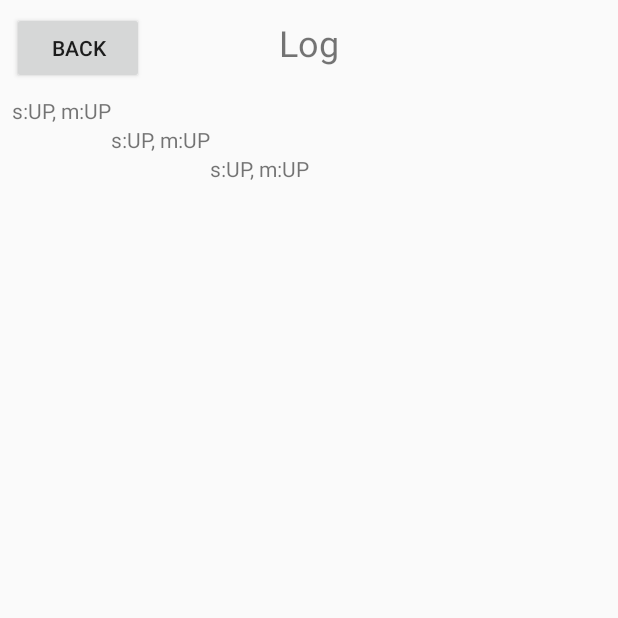
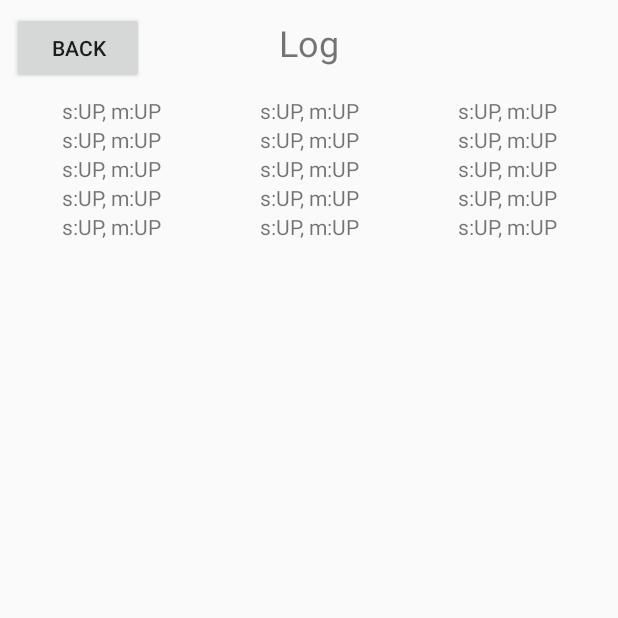
Before and after one commit to dkaznacheev/labyrinth, an Android app: the LogActivity screen opened directly, with no data from a screen before it, on a phone screen of 412 x 824 dp, the top half of it. Run offline under Robolectric (Android 15) with nearby library versions, the light colour scheme and no system bars.

Commit message:
fixed log issues

```diff
--- a/Labyrinth/app/src/main/java/ru/spbau/labyrinth/LogActivity.java
+++ b/Labyrinth/app/src/main/java/ru/spbau/labyrinth/LogActivity.java
@@ -2,6 +2,7 @@ package ru.spbau.labyrinth;
 
 import android.support.v7.app.AppCompatActivity;
 import android.os.Bundle;
+import android.view.Gravity;
 import android.view.View;
 import android.widget.Button;
 import android.widget.TableLayout;
@@ -35,7 +36,7 @@ public class LogActivity extends AppCompatActivity {
             for (int i = 0; i < 5; i++) {
                 Move[] turn = new Move[players];
                 for (int j = 0; j < players; j++) {
-                    turn[i] = new Move(DirectionChooseView.Direction.UP,
+                    turn[j] = new Move(DirectionChooseView.Direction.UP,
                             DirectionChooseView.Direction.UP);
                 }
                 moves.add(turn);
@@ -65,6 +66,7 @@ public class LogActivity extends AppCompatActivity {
                 TextView textView = new TextView(this);
                 Move move = gameLog.getMove(i, j);
                 textView.setText(String.format("s:%s, m:%s", move.moveDirection.name(), move.shootDirection.name()));
+                textView.setGravity(Gravity.CENTER_HORIZONTAL);
                 row.addView(textView);
             }
             table.addView(row);
--- a/Labyrinth/app/src/main/res/layout/activity_log.xml
+++ b/Labyrinth/app/src/main/res/layout/activity_log.xml
@@ -28,15 +28,16 @@
         android:id="@+id/table"
         android:layout_width="0dp"
         android:layout_height="551dp"
+        android:layout_marginEnd="8dp"
         android:layout_marginLeft="8dp"
         android:layout_marginRight="8dp"
+        android:layout_marginStart="8dp"
         android:layout_marginTop="8dp"
+        android:stretchColumns="*"
         app:layout_constraintHorizontal_bias="0.0"
         app:layout_constraintLeft_toLeftOf="parent"
         app:layout_constraintRight_toRightOf="parent"
-        app:layout_constraintTop_toBottomOf="@+id/backButton"
-        android:layout_marginStart="8dp"
-        android:layout_marginEnd="8dp">
+        app:layout_constraintTop_toBottomOf="@+id/backButton">
 
     </TableLayout>
 
```
